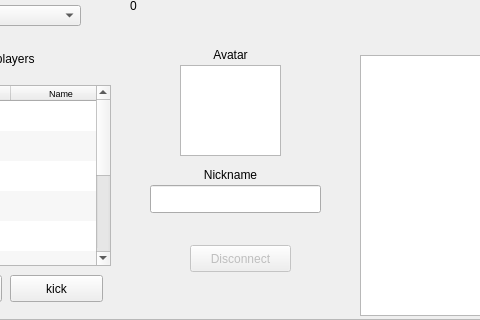
Qt form gui/ui/MenuFrame.ui (contremaitre/BomberDude) before a commit; both pictures show x 100 to 580 and y 265 to 585 of the 850 by 585 pixel window.
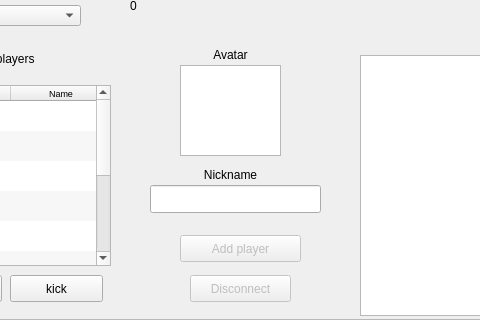
The same form after that commit.

Commit message: Add a new player on the same interface Closes #29

Diff of the .ui file:
```diff
--- a/gui/ui/MenuFrame.ui
+++ b/gui/ui/MenuFrame.ui
@@ -469,7 +469,7 @@
    <property name="geometry">
     <rect>
      <x>290</x>
-     <y>510</y>
+     <y>540</y>
      <width>101</width>
      <height>27</height>
     </rect>
@@ -494,6 +494,25 @@
     <enum>QFrame::Raised</enum>
    </property>
   </widget>
+  <widget class="QPushButton" name="addLocalPlayerButton">
+   <property name="enabled">
+    <bool>false</bool>
+   </property>
+   <property name="geometry">
+    <rect>
+     <x>280</x>
+     <y>500</y>
+     <width>121</width>
+     <height>27</height>
+    </rect>
+   </property>
+   <property name="toolTip">
+    <string>Add a local player to the game</string>
+   </property>
+   <property name="text">
+    <string>Add player</string>
+   </property>
+  </widget>
  </widget>
  <resources/>
  <connections/>
```
The commit also changes 6 other files.
